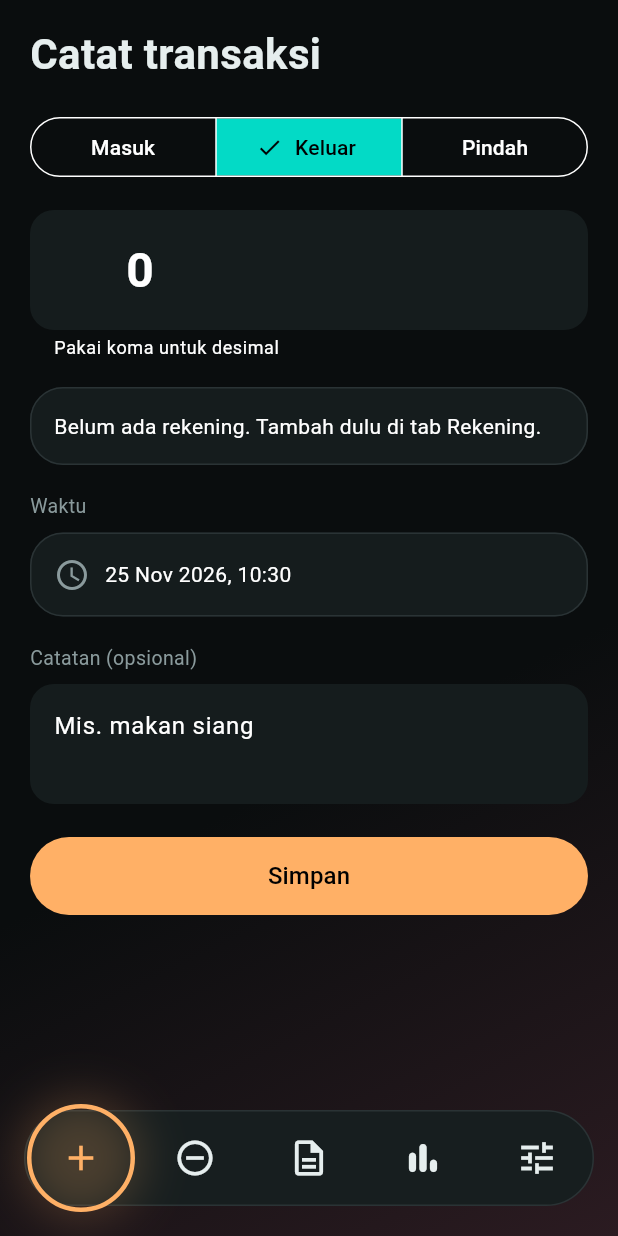
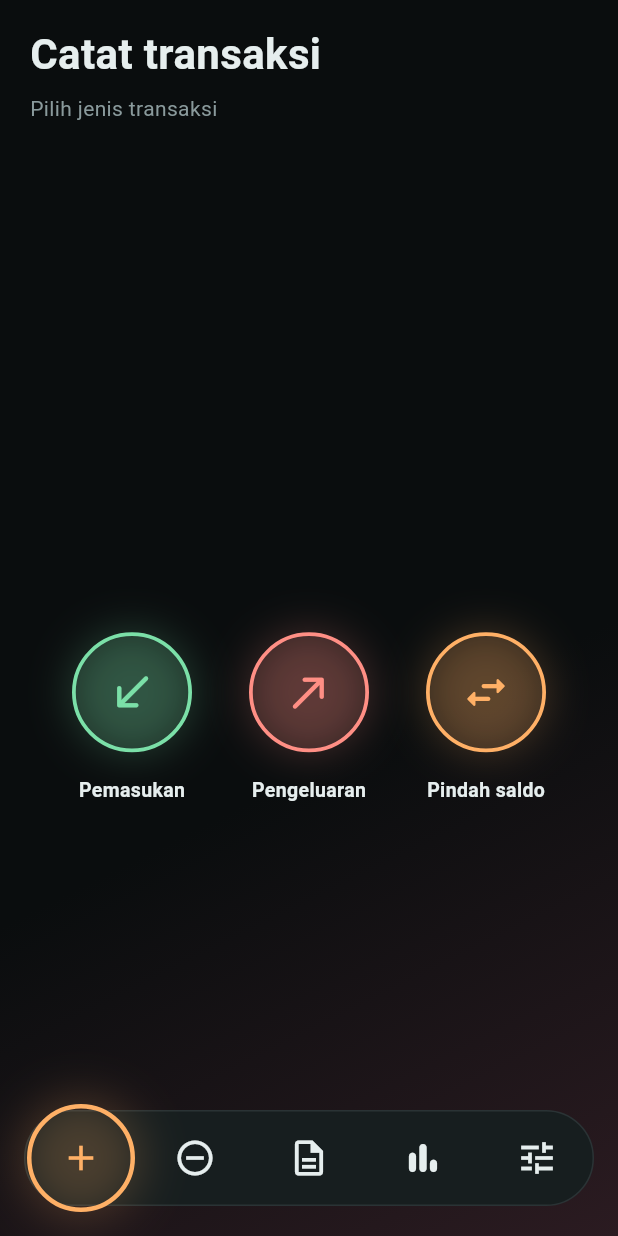
Before and after one commit to ultrasyao/viemos, a Flutter app: the screen it shows after launch, item 2 of the bottom bar chosen, after a tap on the "add" icon, on a phone screen of 412 x 824 dp. Run offline on Flutter 3.47's test engine with Material 3 defaults, Android fonts, the phone set to English and light mode, and no system bars; our stand-ins replace audioplayers, sqflite; accounts and stored records are empty.

Commit message:
Catat transaksi: tombol lingkaran + popup, suara klik

```diff
--- a/lib/accounts.dart
+++ b/lib/accounts.dart
@@ -1,4 +1,5 @@
 import 'package:flutter/material.dart';
+import 'sfx.dart';
 import 'db.dart';
 import 'ui.dart';
 
@@ -185,7 +186,7 @@ class _AccountsState extends State<AccountsScreen> {
           ),
         const SizedBox(height: 6),
         OutlinedButton.icon(
-          onPressed: _add,
+          onPressed: () { Sfx.tap(); _add(); },
           icon: const Icon(Icons.add),
           label: const Text('Tambah rekening'),
         ),
--- /dev/null
+++ b/lib/add.dart
@@ -0,0 +1,365 @@
+import 'package:flutter/material.dart';
+import 'db.dart';
+import 'sfx.dart';
+import 'ui.dart';
+
+class AddTxnScreen extends StatelessWidget {
+  const AddTxnScreen({super.key});
+
+  static const _names = {
+    'in': 'Pemasukan',
+    'out': 'Pengeluaran',
+    'transfer': 'Pindah saldo',
+  };
+
+  Future<void> _open(BuildContext context, String type) async {
+    final accs = await Db.i.accounts();
+    if (!context.mounted) return;
+    if (accs.isEmpty) {
+      toast(context, 'Tambah rekening dulu di tab Rekening');
+      return;
+    }
+    final saved = await showModalBottomSheet<bool>(
+      context: context,
+      isScrollControlled: true,
+      useSafeArea: true,
+      showDragHandle: true,
+      backgroundColor: const Color(0xFF111718),
+      shape: const RoundedRectangleBorder(
+        borderRadius: BorderRadius.vertical(top: Radius.circular(28)),
+      ),
+      builder: (_) => TxnSheet(type: type, accounts: accs),
+    );
+    if (saved == true && context.mounted) {
+      toast(context, '${_names[type]} tersimpan');
+    }
+  }
+
+  @override
+  Widget build(BuildContext context) {
+    return Padding(
+      padding: const EdgeInsets.fromLTRB(20, 16, 20, 110),
+      child: Column(
+        crossAxisAlignment: CrossAxisAlignment.start,
+        children: [
+          const Text('Catat transaksi', style: kTitle),
+          const SizedBox(height: 6),
+          const Text('Pilih jenis transaksi', style: TextStyle(color: kMuted)),
+          Expanded(
+            child: Align(
+              alignment: const Alignment(0, 0.3),
+              child: Row(
+                mainAxisAlignment: MainAxisAlignment.spaceEvenly,
+                crossAxisAlignment: CrossAxisAlignment.start,
+                children: [
+                  CircleAction(
+                    icon: Icons.south_west_rounded,
+                    label: 'Pemasukan',
+                    color: kIn,
+                    onTap: () => _open(context, 'in'),
+                  ),
+                  CircleAction(
+                    icon: Icons.north_east_rounded,
+                    label: 'Pengeluaran',
+                    color: kOut,
+                    onTap: () => _open(context, 'out'),
+                  ),
+                  CircleAction(
+                    icon: Icons.swap_horiz_rounded,
+                    label: 'Pindah saldo',
+                    color: kOrange,
+                    onTap: () => _open(context, 'transfer'),
+                  ),
+                ],
+              ),
+            ),
+          ),
+        ],
+      ),
+    );
+  }
+}
+
+class CircleAction extends StatefulWidget {
+  final IconData icon;
+  final String label;
+  final Color color;
+  final VoidCallback onTap;
+  const CircleAction({
+    super.key,
+    required this.icon,
+    required this.label,
+    required this.color,
+    required this.onTap,
+  });
+
+  @override
+  State<CircleAction> createState() => _CircleActionState();
+}
+
+class _CircleActionState extends State<CircleAction> with SingleTickerProviderStateMixin {
+  late final AnimationController _c =
+      AnimationController(vsync: this, duration: const Duration(milliseconds: 520));
+  bool _down = false;
+
+  @override
+  void dispose() {
+    _c.dispose();
+    super.dispose();
+  }
+
+  Future<void> _fire() async {
+    Sfx.pop();
+    _c.forward(from: 0);
+    await Future.delayed(const Duration(milliseconds: 140));
+    if (mounted) widget.onTap();
+  }
+
+  @override
+  Widget build(BuildContext context) {
+    final col = widget.color;
+    return GestureDetector(
+      behavior: HitTestBehavior.opaque,
+      onTapDown: (_) => setState(() => _down = true),
+      onTapUp: (_) => setState(() => _down = false),
+      onTapCancel: () => setState(() => _down = false),
+      onTap: _fire,
+      child: SizedBox(
+        width: 100,
+        child: Column(
+          mainAxisSize: MainAxisSize.min,
+          children: [
+            SizedBox(
+              width: 100,
+              height: 100,
+              child: Stack(
+                alignment: Alignment.center,
+                clipBehavior: Clip.none,
+                children: [
+                  AnimatedBuilder(
+                    animation: _c,
+                    builder: (_, __) {
+                      final t = Curves.easeOut.transform(_c.value);
+                      return Opacity(
+                        opacity: _c.value == 0 ? 0 : (1 - t),
+                        child: Container(
+                          width: 80 + 28 * t,
+                          height: 80 + 28 * t,
+                          decoration: BoxDecoration(
+                            shape: BoxShape.circle,
+                            border: Border.all(color: col, width: 2),
+                          ),
+                        ),
+                      );
+                    },
+                  ),
+                  AnimatedScale(
+                    scale: _down ? 0.9 : 1,
+                    duration: const Duration(milliseconds: 120),
+                    curve: Curves.easeOut,
+                    child: Container(
+                      width: 80,
+                      height: 80,
+                      decoration: BoxDecoration(
+                        shape: BoxShape.circle,
+                        color: col.withAlpha(36),
+                        border: Border.all(color: col, width: 2.5),
+                        boxShadow: [BoxShadow(color: col.withAlpha(60), blurRadius: 24, spreadRadius: 1)],
+                      ),
+                      child: Icon(widget.icon, color: col, size: 34),
+                    ),
+                  ),
+                ],
+              ),
+            ),
+            const SizedBox(height: 6),
+            Text(
+              widget.label,
+              style: const TextStyle(fontSize: 13, fontWeight: FontWeight.w600, color: kText),
+            ),
+          ],
+        ),
+      ),
+    );
+  }
+}
+
+class TxnSheet extends StatefulWidget {
+  final String type;
+  final List<Account> accounts;
+  const TxnSheet({super.key, required this.type, required this.accounts});
+
+  @override
+  State<TxnSheet> createState() => _TxnSheetState();
+}
+
+class _TxnSheetState extends State<TxnSheet> {
+  late int from = widget.accounts.first.id;
+  int? to;
+  final amountC = TextEditingController();
+  final noteC = TextEditingController();
+  DateTime when = DateTime.now();
+  String? err;
+  bool _busy = false;
+
+  Color get _c => widget.type == 'in' ? kIn : (widget.type == 'out' ? kOut : kOrange);
+  IconData get _ic => widget.type == 'in'
+      ? Icons.south_west_rounded
+      : (widget.type == 'out' ? Icons.north_east_rounded : Icons.swap_horiz_rounded);
+  String get _title => widget.type == 'in'
+      ? 'Pemasukan'
+      : (widget.type == 'out' ? 'Pengeluaran' : 'Pindah saldo');
+
+  @override
+  void initState() {
+    super.initState();
+    _fixTo();
+  }
+
+  @override
+  void dispose() {
+    amountC.dispose();
+    noteC.dispose();
+    super.dispose();
+  }
+
+  void _fixTo() {
+    final o = widget.accounts.where((a) => a.id != from);
+    if (to == null || to == from) to = o.isEmpty ? null : o.first.id;
+  }
+
+  Future<void> _pick() async {
+    final d = await showDatePicker(
+      context: context,
+      initialDate: when,
+      firstDate: DateTime(2000),
+      lastDate: DateTime(2100),
+    );
+    if (d == null || !mounted) return;
+    final t = await showTimePicker(context: context, initialTime: TimeOfDay.fromDateTime(when));
+    if (t == null) return;
+    setState(() => when = DateTime(d.year, d.month, d.day, t.hour, t.minute));
+  }
+
+  Future<void> _save() async {
+    if (_busy) return;
+    final amt = parseMoney(amountC.text);
+    if (amt == null || amt <= 0) {
+      setState(() => err = 'Isi jumlah dengan benar');
+      return;
+    }
+    if (widget.type == 'transfer' && (to == null || to == from)) {
+      setState(() => err = 'Pilih rekening tujuan yang berbeda');
+      return;
+    }
+    _busy = true;
+    await Db.i.addTxn(
+      type: widget.type,
+      accountId: from,
+      toAccountId: widget.type == 'transfer' ? to : null,
+      amount: amt,
+      ts: when,
+      note: noteC.text.trim(),
+    );
+    Sfx.ok();
+    if (mounted) Navigator.pop(context, true);
+  }
+
+  Widget _lbl(String t) => Padding(
+        padding: const EdgeInsets.only(top: 14, bottom: 8),
+        child: Text(t, style: const TextStyle(color: kMuted, fontSize: 13)),
+      );
+
+  Widget _chips(int? sel, ValueChanged<int> on, {int? exclude}) => Wrap(
+        spacing: 8,
+        runSpacing: 8,
+        children: [
+          for (final a in widget.accounts)
+            if (a.id != exclude)
+              ChoiceChip(
+                label: Text(a.name),
+                selected: a.id == sel,
+                selectedColor: _c.withAlpha(70),
+                onSelected: (_) {
+                  Sfx.tap();
+                  on(a.id);
+                },
+              ),
+        ],
+      );
+
+  @override
+  Widget build(BuildContext context) {
+    final isTf = widget.type == 'transfer';
+    return Padding(
+      padding: EdgeInsets.fromLTRB(20, 0, 20, 20 + MediaQuery.of(context).viewInsets.bottom),
+      child: SingleChildScrollView(
+        child: Column(
+          mainAxisSize: MainAxisSize.min,
+          crossAxisAlignment: CrossAxisAlignment.start,
+          children: [
+            Row(children: [
+              Container(
+                width: 40,
+                height: 40,
+                decoration: BoxDecoration(shape: BoxShape.circle, color: _c.withAlpha(40)),
+                child: Icon(_ic, color: _c),
+              ),
+              const SizedBox(width: 12),
+              Text(_title, style: const TextStyle(fontSize: 20, fontWeight: FontWeight.w700)),
+            ]),
+            const SizedBox(height: 16),
+            TextField(
+              controller: amountC,
+              autofocus: true,
+              keyboardType: const TextInputType.numberWithOptions(decimal: true),
+              style: const TextStyle(fontSize: 30, fontWeight: FontWeight.w700),
+              decoration: InputDecoration(
+                hintText: '0',
+                prefixText: 'Rp ',
+                prefixStyle: TextStyle(fontSize: 30, fontWeight: FontWeight.w700, color: _c),
+                helperText: 'Pakai koma untuk desimal',
+              ),
+            ),
+            _lbl(isTf ? 'Dari rekening' : 'Rekening'),
+            _chips(from, (id) => setState(() {
+                  from = id;
+                  _fixTo();
+                })),
+            if (isTf) ...[
+              _lbl('Ke rekening'),
+              _chips(to, (id) => setState(() => to = id), exclude: from),
+            ],
+            _lbl('Waktu'),
+            GlassCard(
+              onTap: _pick,
+              padding: const EdgeInsets.symmetric(horizontal: 16, vertical: 14),
+              child: Row(children: [
+                const Icon(Icons.schedule, color: kMuted, size: 20),
+                const SizedBox(width: 10),
+                Text(fmtDate(when)),
+              ]),
+            ),
+            _lbl('Catatan (opsional)'),
+            TextField(controller: noteC, decoration: const InputDecoration(hintText: 'Mis. makan siang')),
+            if (err != null)
+              Padding(
+                padding: const EdgeInsets.only(top: 12),
+                child: Text(err!, style: const TextStyle(color: kOut)),
+              ),
+            const SizedBox(height: 18),
+            SizedBox(
+              width: double.infinity,
+              height: 52,
+              child: FilledButton(
+                style: FilledButton.styleFrom(backgroundColor: _c, foregroundColor: Colors.black),
+                onPressed: _save,
+                child: const Text('Simpan', style: TextStyle(fontSize: 16, fontWeight: FontWeight.w700)),
+              ),
+            ),
+          ],
+        ),
+      ),
+    );
+  }
+}
--- /dev/null
+++ b/lib/history.dart
@@ -0,0 +1,3 @@
+import 'package:flutter/material.dart';
+import 'db.dart';
+import 'ui.dart';
--- a/lib/main.dart
+++ b/lib/main.dart
@@ -1,10 +1,12 @@
 import 'package:flutter/material.dart';
+import 'sfx.dart';
 import 'intro.dart';
 import 'shell.dart';
 import 'ui.dart';
 
 void main() {
   WidgetsFlutterBinding.ensureInitialized();
+  Sfx.warm();
   runApp(const ViemosApp());
 }
 
--- /dev/null
+++ b/lib/sfx.dart
@@ -0,0 +1,49 @@
+import 'package:audioplayers/audioplayers.dart';
+import 'package:flutter/services.dart';
+
+class Sfx {
+  Sfx._();
+  static bool enabled = true;
+  static final Map<String, AudioPlayer> _players = {};
+
+  static Future<void> warm() async {
+    for (final n in ['tap', 'pop', 'success']) {
+      try {
+        final p = AudioPlayer();
+        _players[n] = p;
+        await p.setPlayerMode(PlayerMode.lowLatency);
+        await p.setSource(AssetSource('sounds/$n.wav'));
+      } catch (_) {}
+    }
+  }
+
+  static Future<void> _play(String name, double vol) async {
+    if (!enabled) return;
+    try {
+      var p = _players[name];
+      if (p == null) {
+        p = AudioPlayer();
+        _players[name] = p;
+        await p.setPlayerMode(PlayerMode.lowLatency);
+      }
+      await p.play(AssetSource('sounds/$name.wav'), volume: vol);
+    } catch (_) {
+      SystemSound.play(SystemSoundType.click);
+    }
+  }
+
+  static void tap() {
+    HapticFeedback.selectionClick();
+    _play('tap', 0.7);
+  }
+
+  static void pop() {
+    HapticFeedback.lightImpact();
+    _play('pop', 0.8);
+  }
+
+  static void ok() {
+    HapticFeedback.mediumImpact();
+    _play('success', 0.9);
+  }
+}
--- a/lib/shell.dart
+++ b/lib/shell.dart
@@ -1,6 +1,8 @@
 import 'package:flutter/material.dart';
 import 'accounts.dart';
-import 'txn.dart';
+import 'add.dart';
+import 'history.dart';
+import 'sfx.dart';
 import 'ui.dart';
 
 class Shell extends StatefulWidget {
@@ -155,7 +157,7 @@ class NavPill extends StatelessWidget {
                     Expanded(
                       child: GestureDetector(
                         behavior: HitTestBehavior.opaque,
-                        onTap: () => onTap(k),
+                        onTap: () { if (k != index) Sfx.tap(); onTap(k); },
                         child: SizedBox(
                           height: 76,
                           child: Center(
--- a/lib/txn.dart
+++ /dev/null
@@ -1,274 +0,0 @@
-import 'package:flutter/material.dart';
-import 'db.dart';
-import 'ui.dart';
-
-class AddTxnScreen extends StatefulWidget {
-  const AddTxnScreen({super.key});
-  @override
-  State<AddTxnScreen> createState() => _AddTxnState();
-}
-
-class _AddTxnState extends State<AddTxnScreen> {
-  String type = 'out';
-  List<Account> accs = [];
-  int? from, to;
-  final amountC = TextEditingController();
-  final noteC = TextEditingController();
-  DateTime when = DateTime.now();
-
-  @override
-  void initState() {
-    super.initState();
-    _load();
-    Db.i.rev.addListener(_load);
-  }
-
-  @override
-  void dispose() {
-    Db.i.rev.removeListener(_load);
-    amountC.dispose();
-    noteC.dispose();
-    super.dispose();
-  }
-
-  void _fixTo() {
-    if (!accs.any((x) => x.id == to) || to == from) {
-      final o = accs.where((x) => x.id != from);
-      to = o.isEmpty ? null : o.first.id;
-    }
-  }
-
-  Future<void> _load() async {
-    final a = await Db.i.accounts();
-    if (!mounted) return;
-    setState(() {
-      accs = a;
-      if (!a.any((x) => x.id == from)) from = a.isEmpty ? null : a.first.id;
-      _fixTo();
-    });
-  }
-
-  Future<void> _pick() async {
-    final d = await showDatePicker(
-        context: context, initialDate: when, firstDate: DateTime(2000), lastDate: DateTime(2100));
-    if (d == null || !mounted) return;
-    final t = await showTimePicker(context: context, initialTime: TimeOfDay.fromDateTime(when));
-    if (t == null) return;
-    setState(() => when = DateTime(d.year, d.month, d.day, t.hour, t.minute));
-  }
-
-  Future<void> _save() async {
-    final amt = parseMoney(amountC.text);
-    if (from == null) return toast(context, 'Tambah rekening dulu di tab Rekening');
-    if (amt == null || amt <= 0) return toast(context, 'Isi jumlah dengan benar');
-    if (type == 'transfer' && (to == null || to == from)) {
-      return toast(context, 'Pilih rekening tujuan yang berbeda');
-    }
-    await Db.i.addTxn(
-      type: type,
-      accountId: from!,
-      toAccountId: type == 'transfer' ? to : null,
-      amount: amt,
-      ts: when,
-      note: noteC.text.trim(),
-    );
-    amountC.clear();
-    noteC.clear();
-    if (!mounted) return;
-    setState(() => when = DateTime.now());
-    toast(context, 'Transaksi tersimpan');
-  }
-
-  Widget _chips(int? sel, ValueChanged<int> on, {int? exclude}) => Wrap(
-        spacing: 8,
-        runSpacing: 8,
-        children: [
-          for (final a in accs)
-            if (a.id != exclude)
-              ChoiceChip(
-                label: Text(a.name),
-                selected: a.id == sel,
-                selectedColor: const Color(0x44FFB066),
-                onSelected: (_) => on(a.id),
-              ),
-        ],
-      );
-
-  @override
-  Widget build(BuildContext context) {
-    final isTf = type == 'transfer';
-    return ListView(
-      padding: const EdgeInsets.fromLTRB(20, 16, 20, 130),
-      children: [
-        const Text('Catat transaksi', style: kTitle),
-        const SizedBox(height: 18),
-        SegmentedButton<String>(
-          segments: const [
-            ButtonSegment(value: 'in', label: Text('Masuk')),
-            ButtonSegment(value: 'out', label: Text('Keluar')),
-            ButtonSegment(value: 'transfer', label: Text('Pindah')),
-          ],
-          selected: {type},
-          onSelectionChanged: (s) => setState(() => type = s.first),
-        ),
-        const SizedBox(height: 18),
-        TextField(
-          controller: amountC,
-          keyboardType: const TextInputType.numberWithOptions(decimal: true),
-          style: const TextStyle(fontSize: 32, fontWeight: FontWeight.w700),
-          decoration: const InputDecoration(
-              hintText: '0', prefixText: 'Rp ', helperText: 'Pakai koma untuk desimal'),
-        ),
-        if (accs.isEmpty) ...[
-          const SizedBox(height: 18),
-          const GlassCard(child: Text('Belum ada rekening. Tambah dulu di tab Rekening.')),
-        ] else ...[
-          label(isTf ? 'Dari rekening' : 'Rekening'),
-          _chips(from, (id) => setState(() {
-                from = id;
-                _fixTo();
-              })),
-          if (isTf) ...[
-            label('Ke rekening'),
-            _chips(to, (id) => setState(() => to = id), exclude: from),
-          ],
-        ],
-        label('Waktu'),
-        GlassCard(
-          onTap: _pick,
-          child: Row(children: [
-            const Icon(Icons.schedule, color: kMuted),
-            const SizedBox(width: 10),
-            Text(fmtDate(when)),
-          ]),
-        ),
-        label('Catatan (opsional)'),
-        TextField(controller: noteC, maxLines: 2, decoration: const InputDecoration(hintText: 'Mis. makan siang')),
-        const SizedBox(height: 22),
-        SizedBox(
-          height: 52,
-          child: FilledButton(onPressed: _save, child: const Text('Simpan', style: TextStyle(fontSize: 16))),
-        ),
-      ],
-    );
-  }
-}
-
-class HistoryScreen extends StatefulWidget {
-  const HistoryScreen({super.key});
-  @override
-  State<HistoryScreen> createState() => _HistoryState();
-}
-
-class _HistoryState extends State<HistoryScreen> {
-  List<Txn> list = [];
-
-  @override
-  void initState() {
-    super.initState();
-    _load();
-    Db.i.rev.addListener(_load);
-  }
-
-  @override
-  void dispose() {
-    Db.i.rev.removeListener(_load);
-    super.dispose();
-  }
-
-  Future<void> _load() async {
-    final l = await Db.i.txns();
-    if (mounted) setState(() => list = l);
-  }
-
-  Future<bool> _ask() async {
-    final ok = await showDialog<bool>(
-      context: context,
-      builder: (c) => AlertDialog(
-        title: const Text('Hapus transaksi?'),
-        actions: [
-          TextButton(onPressed: () => Navigator.pop(c, false), child: const Text('Batal')),
-          TextButton(onPressed: () => Navigator.pop(c, true), child: const Text('Hapus')),
-        ],
-      ),
-    );
-    return ok == true;
-  }
-
-  @override
-  Widget build(BuildContext context) {
-    return ListView(
-      padding: const EdgeInsets.fromLTRB(20, 16, 20, 130),
-      children: [
-        const Text('Riwayat', style: kTitle),
-        const SizedBox(height: 16),
-        if (list.isEmpty)
-          const Padding(
-            padding: EdgeInsets.symmetric(vertical: 40),
-            child: Center(child: Text('Belum ada transaksi', style: TextStyle(color: kMuted))),
-          ),
-        for (final t in list)
-          Padding(
-            padding: const EdgeInsets.only(bottom: 10),
-            child: Dismissible(
-              key: ValueKey(t.id),
-              direction: DismissDirection.endToStart,
-              confirmDismiss: (_) => _ask(),
-              onDismissed: (_) {
-                setState(() => list.removeWhere((x) => x.id == t.id));
-                Db.i.deleteTxn(t.id);
-              },
-              background: Container(
-                alignment: Alignment.centerRight,
-                padding: const EdgeInsets.only(right: 22),
-                decoration: BoxDecoration(
-                    color: const Color(0x33FF8F85), borderRadius: BorderRadius.circular(22)),
-                child: const Icon(Icons.delete_outline, color: kOut),
-              ),
-              child: _row(t),
-            ),
-          ),
-      ],
-    );
-  }
-
-  Widget _row(Txn t) {
-    final isIn = t.type == 'in', isOut = t.type == 'out';
-    final c = isIn ? kIn : (isOut ? kOut : kOrange);
-    final ic = isIn ? Icons.arrow_downward : (isOut ? Icons.arrow_upward : Icons.swap_horiz);
-    final name = isIn ? 'Pemasukan' : (isOut ? 'Pengeluaran' : 'Pindah saldo');
-    final where = t.type == 'transfer' ? '${t.accName} → ${t.toName ?? '?'}' : t.accName;
-    return GlassCard(
-      child: Row(
-        children: [
-          Container(
-            width: 42,
-            height: 42,
-            decoration: BoxDecoration(color: c.withAlpha(40), borderRadius: BorderRadius.circular(14)),
-            child: Icon(ic, color: c),
-          ),
-          const SizedBox(width: 12),
-          Expanded(
-            child: Column(
-              crossAxisAlignment: CrossAxisAlignment.start,
-              children: [
-                Text(t.note.isEmpty ? name : t.note,
-                    maxLines: 1,
-                    overflow: TextOverflow.ellipsis,
-                    style: const TextStyle(fontWeight: FontWeight.w600)),
-                const SizedBox(height: 3),
-                Text('$where · ${fmtDate(t.ts)}',
-                    maxLines: 1,
-                    overflow: TextOverflow.ellipsis,
-                    style: const TextStyle(color: kMuted, fontSize: 12)),
-              ],
-            ),
-          ),
-          const SizedBox(width: 8),
-          Text('${isIn ? '+' : (isOut ? '-' : '')}${money(t.amount)}',
-              style: TextStyle(fontWeight: FontWeight.w700, color: t.type == 'transfer' ? kText : c)),
-        ],
-      ),
-    );
-  }
-}
--- a/pubspec.yaml
+++ b/pubspec.yaml
@@ -1,7 +1,7 @@
 name: viemos
 description: Pencatat keuangan Viemos
 publish_to: none
-version: 0.2.0+2
+version: 0.3.0+3
 
 environment:
   sdk: ">=3.3.0 <4.0.0"
@@ -11,6 +11,9 @@ dependencies:
     sdk: flutter
   sqflite: ^2.3.3
   path: ^1.9.0
+  audioplayers: ^6.1.0
 
 flutter:
   uses-material-design: true
+  assets:
+    - assets/sounds/
```
Also changed, not shown: 2 other files.
